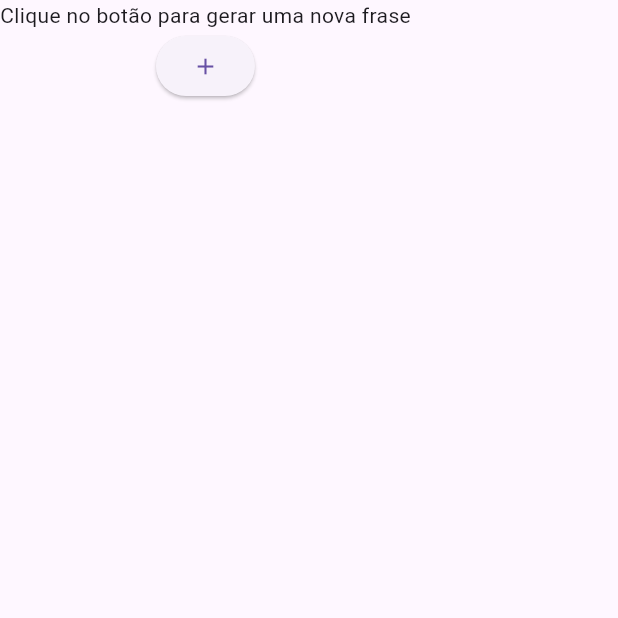
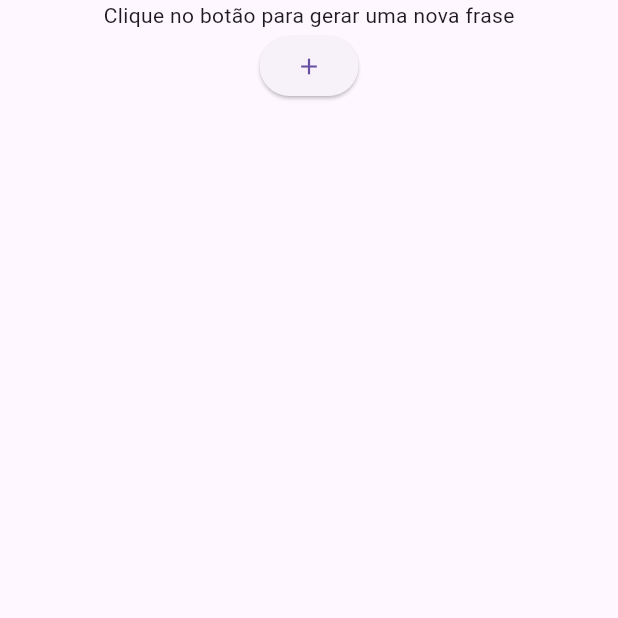
Before and after one commit to oJaciel/Gerador-Frases-Desmotivacionais-V2, a Flutter app: the screen it shows after launch, on a phone screen of 412 x 824 dp, the top half of it. Run offline on Flutter 3.47's test engine with Material 3 defaults, Android fonts, the light colour scheme and no system bars.

Commit message:
Ajustes no layout
Comentários no código, além de pequenos ajustes no layout

```diff
--- a/lib/main.dart
+++ b/lib/main.dart
@@ -13,7 +13,10 @@
 }
 
 class _AppState extends State<App> {
+  //Variável da frase mostrada na tela
   String _phrase = "Clique no botão para gerar uma nova frase";
+
+  //Lista das frases
   var _phrase_list = [
   "Nada como um dia pior que o outro.",
   "Comemore as pequenas derrotas.",
@@ -74,9 +77,12 @@
 ];
 
 
+  //Função para trocar a frase da tela
   void _newPhrase() {
+    //Captando um elemento aleatório da lista de frases
     var phrase = _phrase_list[Random().nextInt(_phrase_list.length)].toString();
     setState(() {
+      //A frase da tela agora é a frase aleatória
       _phrase = phrase;
     });
   }
@@ -84,8 +90,10 @@
   @override
   Widget build(BuildContext context) {
     return MaterialApp(
+      debugShowCheckedModeBanner: false,
       home: Scaffold(
-        body: Column(
+        body: Center(
+          child: Column(
             children: [
               Text(_phrase),
               ElevatedButton(
@@ -95,6 +103,7 @@
             ],
           ),
         ),
+      ),
     );
   }
 }
```
Lines whose indentation alone changed are shown as unchanged.
